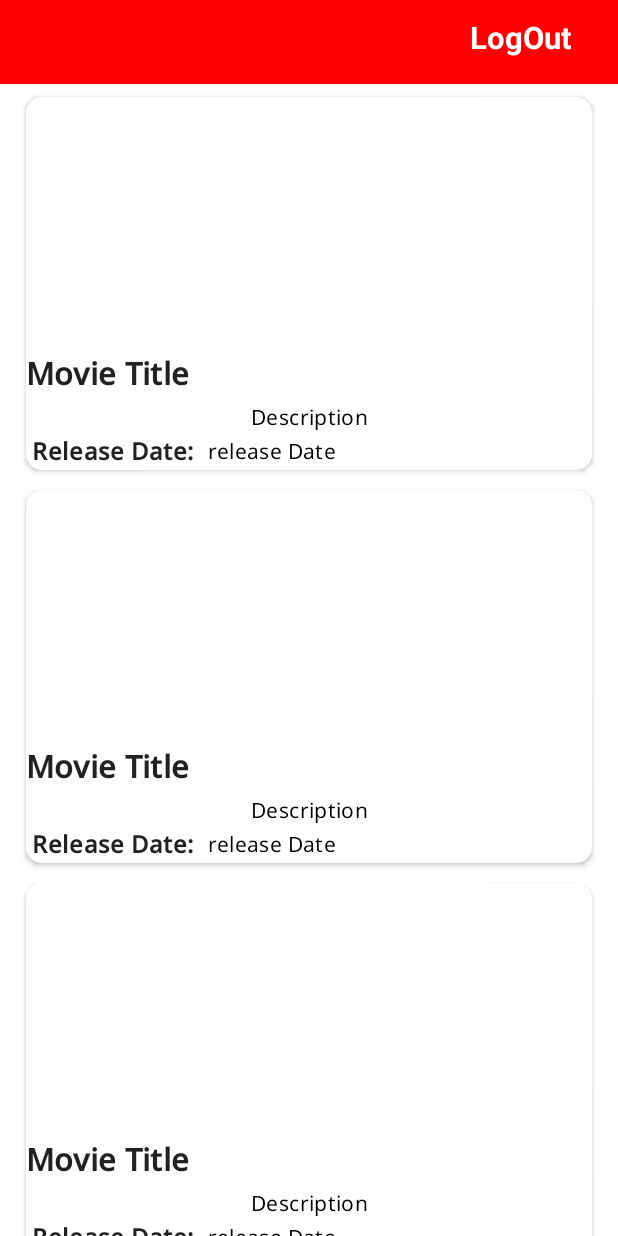
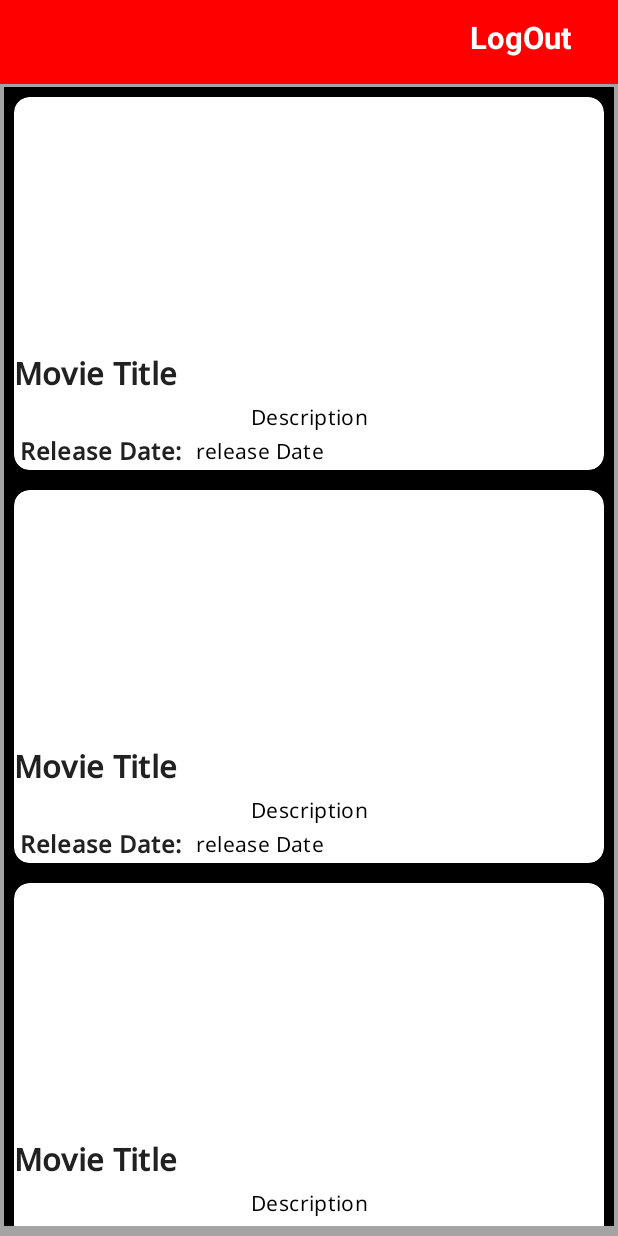
Before and after one commit to laxmankharel123/DemoApp, an Android app: the layout activity_main.xml on its own in the app's theme, with its tools: preview values and no code run, on a phone screen of 412 x 824 dp. Run offline under Robolectric (Android 15) with nearby library versions, the phone set to English and light mode, and no system bars.

```diff
--- a/app/src/main/res/layout/activity_main.xml
+++ b/app/src/main/res/layout/activity_main.xml
@@ -4,7 +4,9 @@
     xmlns:tools="http://schemas.android.com/tools"
     android:layout_width="match_parent"
     android:layout_height="match_parent"
+    android:background="@color/Ace1"
     tools:context=".MainActivity">
+
 
     <com.google.android.material.appbar.MaterialToolbar
         android:id="@+id/toolbar"
@@ -15,6 +17,7 @@
         app:layout_constraintStart_toStartOf="parent"
         android:fitsSystemWindows="true"
         app:layout_constraintTop_toTopOf="parent">
+
 
 
         <com.google.android.material.textview.MaterialTextView
@@ -33,10 +36,10 @@
             app:layout_constraintEnd_toEndOf="parent"
             app:layout_constraintTop_toTopOf="parent"
             >
+        </com.google.android.material.textview.MaterialTextView>
+    </com.google.android.material.appbar.MaterialToolbar>
 
-        </com.google.android.material.textview.MaterialTextView>
 
-    </com.google.android.material.appbar.MaterialToolbar>
 
     <View
         android:id="@+id/login_divider_view"
@@ -48,16 +51,19 @@
 
          />
 
+
     <androidx.recyclerview.widget.RecyclerView
         android:id="@+id/rvMovie"
         android:layout_width="match_parent"
-        android:layout_height="wrap_content"
+        android:layout_height="0dp"
+       android:background="@color/black"
         android:layout_alignParentStart="true"
         android:layout_alignParentEnd="true"
         android:layout_alignParentBottom="true"
-        android:layout_marginLeft="@dimen/_8sdp"
-        android:layout_marginRight="@dimen/_8sdp"
         android:fitsSystemWindows="true"
+        android:layout_marginBottom="@dimen/_5sdp"
+        android:layout_marginLeft="@dimen/_2sdp"
+        android:layout_marginRight="@dimen/_2sdp"
         android:orientation="vertical"
         android:overScrollMode="never"
         app:layoutManager="androidx.recyclerview.widget.LinearLayoutManager"
@@ -71,4 +77,5 @@
     </androidx.recyclerview.widget.RecyclerView>
 
 
+
 </androidx.constraintlayout.widget.ConstraintLayout>
```
